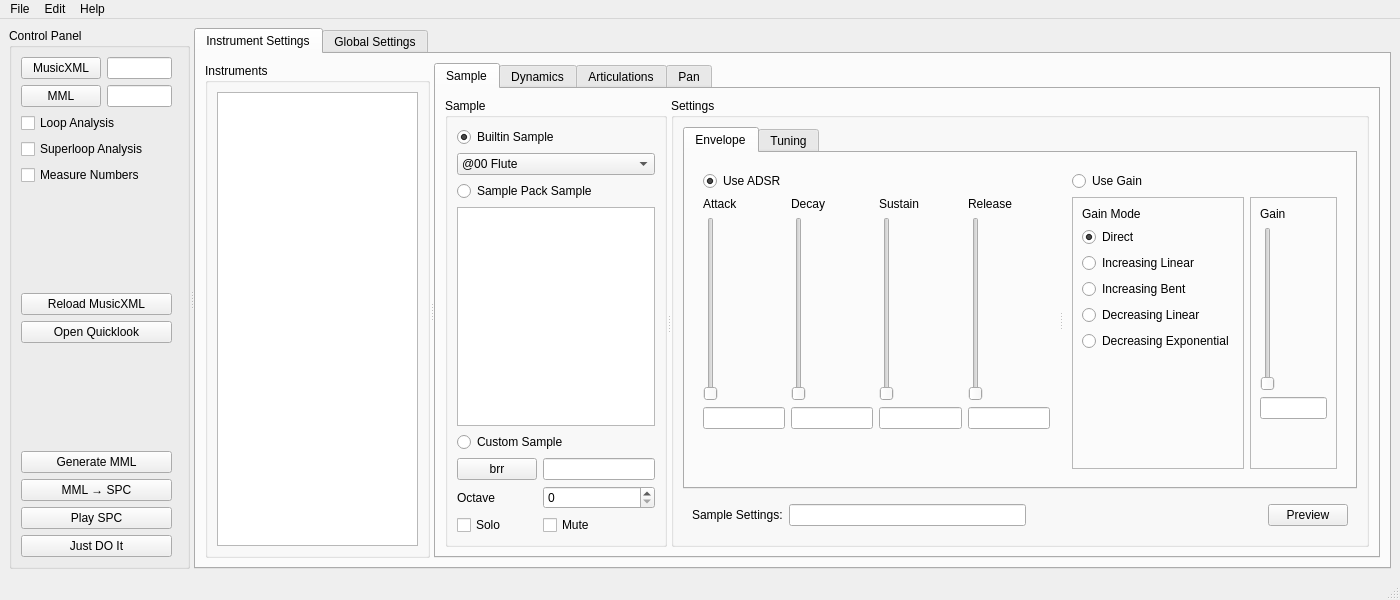
First picture: the form in smw_music/data/dashboard.ui, repository com-posers-pit/smw_music, before the edit.
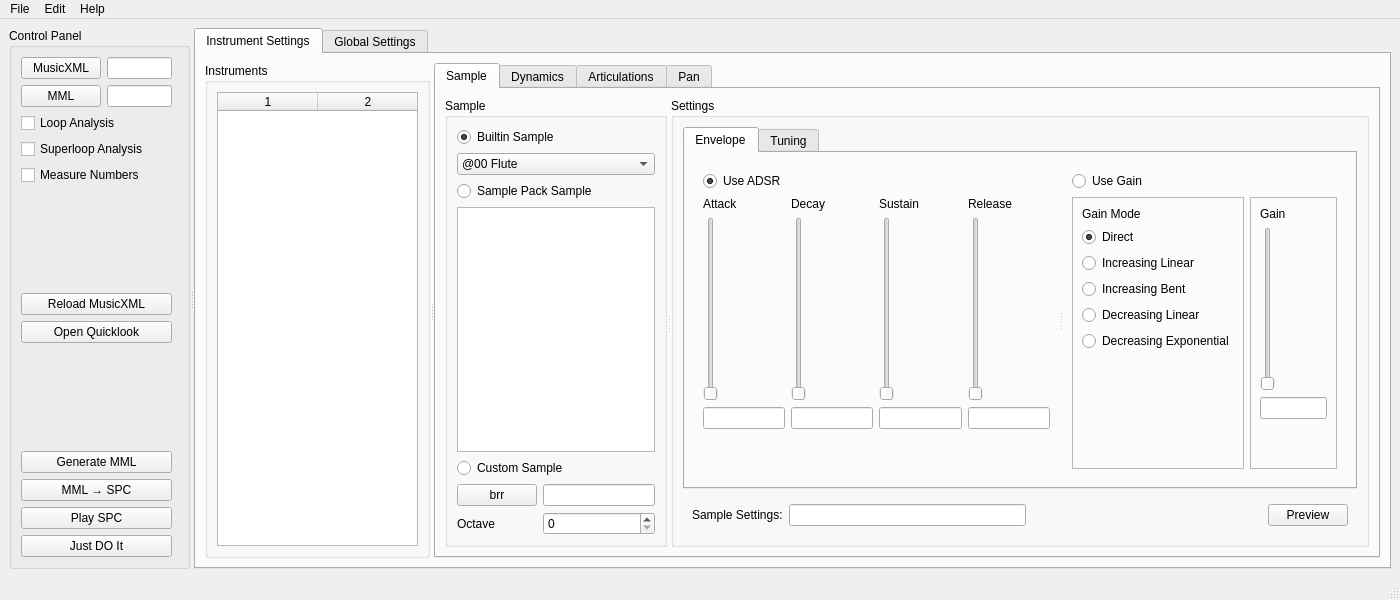
Second picture: the form after the edit.

Commit message:
Move mute/solo next to instrument list
Now playing:
Stained, Brutal Calamity by DM DOKURO

```diff
--- a/smw_music/data/dashboard.ui
+++ b/smw_music/data/dashboard.ui
@@ -162,7 +162,32 @@
             </property>
             <layout class="QGridLayout" name="gridLayout_2">
              <item row="0" column="0">
-              <widget class="QListWidget" name="instrument_list"/>
+              <widget class="QTableWidget" name="instrument_list">
+               <property name="horizontalScrollBarPolicy">
+                <enum>Qt::ScrollBarAlwaysOff</enum>
+               </property>
+               <property name="showGrid">
+                <bool>false</bool>
+               </property>
+               <property name="gridStyle">
+                <enum>Qt::NoPen</enum>
+               </property>
+               <property name="wordWrap">
+                <bool>false</bool>
+               </property>
+               <property name="columnCount">
+                <number>3</number>
+               </property>
+               <attribute name="horizontalHeaderVisible">
+                <bool>true</bool>
+               </attribute>
+               <attribute name="verticalHeaderVisible">
+                <bool>false</bool>
+               </attribute>
+               <column/>
+               <column/>
+               <column/>
+              </widget>
              </item>
             </layout>
            </widget>
@@ -402,20 +427,6 @@
                     </property>
                    </widget>
                   </item>
-                  <item row="8" column="1">
-                   <widget class="QCheckBox" name="solo">
-                    <property name="text">
-                     <string>Solo</string>
-                    </property>
-                   </widget>
-                  </item>
-                  <item row="8" column="2">
-                   <widget class="QCheckBox" name="mute">
-                    <property name="text">
-                     <string>Mute</string>
-                    </property>
-                   </widget>
-                  </item>
                  </layout>
                 </widget>
                 <widget class="QGroupBox" name="sample_settings_box">
```
The commit also changes 4 other files.
